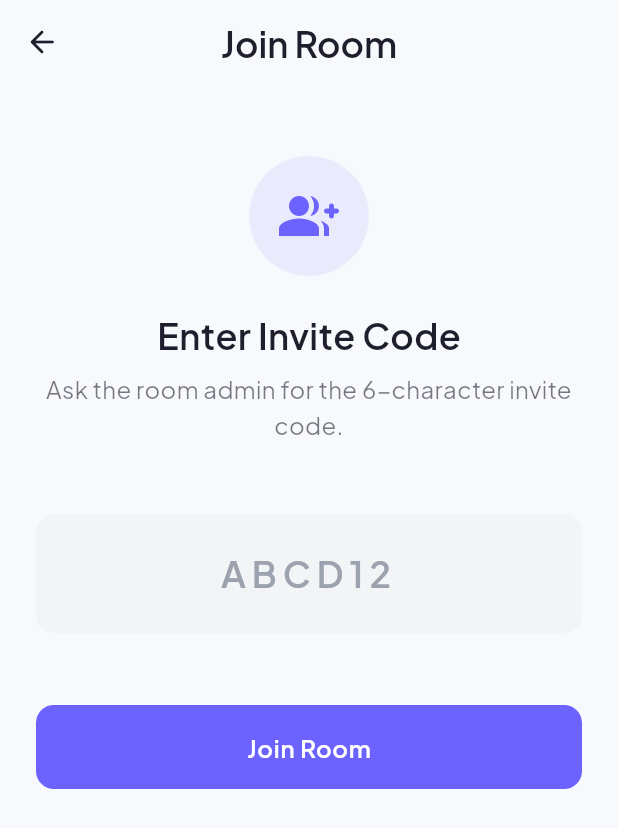
After one commit to dhruvgoel3/SquadBizz-App, a Flutter app: the _JoinRoomView screen opened directly, on a phone screen of 412 x 824 dp. The commit adds this screen. Shown: the top 828 px of the screen. Run offline on Flutter 3.47's test engine with Material 3 defaults, Android fonts, the phone set to English and light mode, and no system bars; our stand-ins replace another_flushbar, equatable, flutter_bloc, flutter_screenutil, freezed_annotation, get_it and 9 more; accounts and stored records are empty.

Commit message:
Development phase - 1

```diff
--- a/lib/core/router/app_router.dart
+++ b/lib/core/router/app_router.dart
@@ -6,7 +6,10 @@ import '../../features/auth/presentation/pages/login_page.dart';
 import '../../features/auth/presentation/pages/register_page.dart';
 import '../../features/auth/presentation/pages/otp_page.dart';
 import '../../features/home/presentation/pages/home_page.dart';
+import '../../features/dashboard/presentation/pages/main_dashboard_page.dart';
 import '../../features/home/presentation/pages/create_room_page.dart';
+import '../../features/home/presentation/pages/join_room_page.dart';
+import '../../features/room_dashboard/presentation/pages/room_dashboard_page.dart';
 
 /// Named route constants for SquadBizz.
 class AppRoutes {
@@ -66,10 +69,10 @@ final GoRouter appRouter = GoRouter(
       },
     ),
 
-    // ── Home (Rooms List) ──
+    // ── Main Dashboard (Rooms, Activity, Balances, Profile) ──
     GoRoute(
       path: AppRoutes.home,
-      builder: (context, state) => const HomePage(),
+      builder: (context, state) => const MainDashboardPage(),
     ),
 
     // ── Create Room ──
@@ -77,5 +80,21 @@ final GoRouter appRouter = GoRouter(
       path: AppRoutes.createRoom,
       builder: (context, state) => const CreateRoomPage(),
     ),
+
+    // ── Join Room ──
+    GoRoute(
+      path: AppRoutes.joinRoom,
+      builder: (context, state) => const JoinRoomPage(),
+    ),
+
+    // ── Room Dashboard ──
+    GoRoute(
+      path: AppRoutes.roomDashboard,
+      builder: (context, state) {
+        final extra = state.extra as Map<String, dynamic>? ?? {};
+        final room = extra['room'] as Map<String, dynamic>? ?? {};
+        return RoomDashboardPage(room: room);
+      },
+    ),
   ],
 );
--- a/lib/features/home/data/datasources/room_remote_datasource.dart
+++ b/lib/features/home/data/datasources/room_remote_datasource.dart
@@ -10,6 +10,7 @@ abstract class RoomRemoteDatasource {
     String? description,
     required String emoji,
   });
+  Future<Map<String, dynamic>> joinRoom(String roomCode);
   String get currentUserFirstName;
 }
 
@@ -90,6 +91,47 @@ class RoomRemoteDatasourceImpl implements RoomRemoteDatasource {
     return name.split(' ').first;
   }
 
+  @override
+  Future<Map<String, dynamic>> joinRoom(String roomCode) async {
+    final userId = _client.auth.currentUser!.id;
+    AppLogger.api('POST', 'rooms/join → $roomCode');
+
+    // 1. Find the room by code
+    final roomResult = await _client
+        .from('rooms')
+        .select()
+        .eq('room_code', roomCode.toUpperCase())
+        .maybeSingle();
+
+    if (roomResult == null) {
+      throw Exception('Room not found. Please check the code.');
+    }
+
+    final roomId = roomResult['id'] as String;
+
+    // 2. Check if already a member
+    final isMember = await _client
+        .from('room_members')
+        .select()
+        .eq('room_id', roomId)
+        .eq('user_id', userId)
+        .maybeSingle();
+
+    if (isMember != null) {
+      throw Exception('You are already a member of this room.');
+    }
+
+    // 3. Add to room_members
+    await _client.from('room_members').insert({
+      'room_id': roomId,
+      'user_id': userId,
+      'role': 'member', // Default role for joined users
+    });
+
+    AppLogger.i('User joined room: $roomId');
+    return roomResult;
+  }
+
   String _generateRoomCode() {
     const chars = 'ABCDEFGHJKLMNPQRSTUVWXYZ23456789';
     final rand = DateTime.now().microsecondsSinceEpoch;
--- a/lib/features/home/domain/repositories/room_repository.dart
+++ b/lib/features/home/domain/repositories/room_repository.dart
@@ -10,5 +10,7 @@ abstract class RoomRepository {
     required String emoji,
   });
 
+  Future<({bool success, String? roomId, String? error})> joinRoom(String roomCode);
+
   String get currentUserFirstName;
 }
--- /dev/null
+++ b/lib/features/home/domain/usecases/join_room.dart
@@ -0,0 +1,12 @@
+import '../repositories/room_repository.dart';
+
+/// Usecase for joining a room by code.
+class JoinRoom {
+  final RoomRepository _repository;
+
+  JoinRoom(this._repository);
+
+  Future<({bool success, String? roomId, String? error})> call(String roomCode) async {
+    return await _repository.joinRoom(roomCode);
+  }
+}
--- a/lib/features/home/presentation/bloc/home_bloc.dart
+++ b/lib/features/home/presentation/bloc/home_bloc.dart
@@ -4,26 +4,31 @@ import '../../../../core/utils/app_logger.dart';
 import '../../domain/repositories/room_repository.dart';
 import '../../domain/usecases/get_user_rooms.dart';
 import '../../domain/usecases/create_room.dart';
+import '../../domain/usecases/join_room.dart';
 import 'home_event.dart';
 import 'home_state.dart';
 
-/// BLoC for rooms — loading, creating, refreshing.
+/// BLoC for rooms — loading, creating, refreshing, joining.
 class HomeBloc extends Bloc<HomeEvent, HomeState> {
   final GetUserRooms _getUserRooms;
   final CreateRoom _createRoom;
+  final JoinRoom _joinRoom;
   final RoomRepository _repository;
 
   HomeBloc({
     required GetUserRooms getUserRooms,
     required CreateRoom createRoom,
+    required JoinRoom joinRoom,
     required RoomRepository repository,
   })  : _getUserRooms = getUserRooms,
         _createRoom = createRoom,
+        _joinRoom = joinRoom,
         _repository = repository,
         super(const HomeInitial()) {
     on<LoadRoomsEvent>(_onLoadRooms);
     on<RefreshRoomsEvent>(_onRefreshRooms);
     on<CreateRoomEvent>(_onCreateRoom);
+    on<JoinRoomEvent>(_onJoinRoom);
   }
 
   Future<void> _onLoadRooms(
@@ -89,4 +94,25 @@ class HomeBloc extends Bloc<HomeEvent, HomeState> {
       emit(RoomCreateError(e.toString()));
     }
   }
+
+  Future<void> _onJoinRoom(
+    JoinRoomEvent event,
+    Emitter<HomeState> emit,
+  ) async {
+    AppLogger.bloc('HomeBloc', 'JoinRoom → ${event.roomCode}');
+    emit(const RoomJoining());
+    try {
+      final result = await _joinRoom(event.roomCode);
+      if (result.success) {
+        AppLogger.i('Room joined: ${result.roomId}');
+        emit(RoomJoined(result.roomId!));
+      } else {
+        AppLogger.w('Room join failed: ${result.error}');
+        emit(RoomJoinError(result.error ?? 'Failed to join room.'));
+      }
+    } catch (e, st) {
+      AppLogger.e('Room join exception', error: e, stackTrace: st);
+      emit(RoomJoinError(e.toString()));
+    }
+  }
 }
--- a/lib/features/home/presentation/bloc/home_event.dart
+++ b/lib/features/home/presentation/bloc/home_event.dart
@@ -28,3 +28,12 @@ class CreateRoomEvent extends HomeEvent {
   @override
   List<Object?> get props => [name, description, emoji];
 }
+
+class JoinRoomEvent extends HomeEvent {
+  final String roomCode;
+
+  const JoinRoomEvent(this.roomCode);
+
+  @override
+  List<Object?> get props => [roomCode];
+}
--- a/lib/features/home/presentation/bloc/home_state.dart
+++ b/lib/features/home/presentation/bloc/home_state.dart
@@ -53,3 +53,23 @@ class RoomCreateError extends HomeState {
 class RoomCreating extends HomeState {
   const RoomCreating();
 }
+
+class RoomJoined extends HomeState {
+  final String roomId;
+  const RoomJoined(this.roomId);
+
+  @override
+  List<Object?> get props => [roomId];
+}
+
+class RoomJoinError extends HomeState {
+  final String message;
+  const RoomJoinError(this.message);
+
+  @override
+  List<Object?> get props => [message];
+}
+
+class RoomJoining extends HomeState {
+  const RoomJoining();
+}
--- /dev/null
+++ b/lib/features/home/presentation/pages/join_room_page.dart
@@ -0,0 +1,189 @@
+import 'package:flutter/material.dart';
+import 'package:flutter_bloc/flutter_bloc.dart';
+import 'package:go_router/go_router.dart';
+
+import '../../../../core/constants/app_constants.dart';
+import '../../../../core/theme/app_colors.dart';
+import '../../../../core/theme/app_text_styles.dart';
+import '../../../../core/utils/app_snackbar.dart';
+import '../../../../core/widgets/custom_button.dart';
+import '../../../../injection.dart';
+import '../bloc/home_bloc.dart';
+import '../bloc/home_event.dart';
+import '../bloc/home_state.dart';
+
+/// Join Room page — enter 6-character alphanumeric code.
+class JoinRoomPage extends StatelessWidget {
+  const JoinRoomPage({super.key});
+
+  @override
+  Widget build(BuildContext context) {
+    return BlocProvider(
+      create: (_) => sl<HomeBloc>(),
+      child: const _JoinRoomView(),
+    );
+  }
+}
+
+class _JoinRoomView extends StatefulWidget {
+  const _JoinRoomView();
+
+  @override
+  State<_JoinRoomView> createState() => _JoinRoomViewState();
+}
+
+class _JoinRoomViewState extends State<_JoinRoomView> {
+  final _codeController = TextEditingController();
+  String? _codeError;
+
+  @override
+  void dispose() {
+    _codeController.dispose();
+    super.dispose();
+  }
+
+  void _onJoinPressed() {
+    final code = _codeController.text.trim().toUpperCase();
+    if (code.isEmpty) {
+      setState(() => _codeError = 'Please enter a room code');
+      return;
+    }
+    if (code.length != AppConstants.roomCodeLength) {
+      setState(() =>
+          _codeError = 'Room code must be ${AppConstants.roomCodeLength} characters');
+      return;
+    }
+    setState(() => _codeError = null);
+
+    context.read<HomeBloc>().add(JoinRoomEvent(code));
+  }
+
+  @override
+  Widget build(BuildContext context) {
+    final isDark = Theme.of(context).brightness == Brightness.dark;
+
+    return BlocListener<HomeBloc, HomeState>(
+      listener: (context, state) {
+        if (state is RoomJoined) {
+          AppSnackbar.success(context, message: 'Successfully joined room!');
+          // Pop the current page to return to home, where it will refresh automatically
+          context.pop(true);
+        } else if (state is RoomJoinError) {
+          AppSnackbar.error(context, message: state.message);
+        }
+      },
+      child: Scaffold(
+        backgroundColor: Theme.of(context).scaffoldBackgroundColor,
+        appBar: AppBar(
+          title: Text(
+            'Join Room',
+            style: AppTextStyles.heading2.copyWith(
+              color: Theme.of(context).colorScheme.onSurface,
+            ),
+          ),
+          backgroundColor: Theme.of(context).scaffoldBackgroundColor,
+          elevation: 0,
+          leading: IconButton(
+            icon: Icon(
+              Icons.arrow_back_rounded,
+              color: Theme.of(context).colorScheme.onSurface,
+            ),
+            onPressed: () => context.pop(),
+          ),
+        ),
+        body: SingleChildScrollView(
+          padding: const EdgeInsets.symmetric(
+            horizontal: AppConstants.screenPaddingH,
+            vertical: AppConstants.screenPaddingV,
+          ),
+          child: Column(
+            crossAxisAlignment: CrossAxisAlignment.center,
+            children: [
+              const SizedBox(height: AppConstants.spacingXl),
+
+              // ── Icon ──
+              Container(
+                width: 80,
+                height: 80,
+                decoration: BoxDecoration(
+                  color: AppColors.primary.withValues(alpha: 0.1),
+                  shape: BoxShape.circle,
+                ),
+                child: const Icon(
+                  Icons.group_add_rounded,
+                  size: 40,
+                  color: AppColors.primary,
+                ),
+              ),
+              const SizedBox(height: AppConstants.spacingLg),
+
+              Text(
+                'Enter Invite Code',
+                style: AppTextStyles.heading2.copyWith(
+                  color: Theme.of(context).colorScheme.onSurface,
+                ),
+              ),
+              const SizedBox(height: AppConstants.spacingSm),
+              Text(
+                'Ask the room admin for the ${AppConstants.roomCodeLength}-character invite code.',
+                textAlign: TextAlign.center,
+                style: AppTextStyles.subtitle.copyWith(
+                  color: Theme.of(context)
+                      .colorScheme
+                      .onSurface
+                      .withValues(alpha: 0.6),
+                ),
+              ),
+              const SizedBox(height: AppConstants.spacingXxl),
+
+              // ── Code Input ──
+              TextFormField(
+                controller: _codeController,
+                maxLength: AppConstants.roomCodeLength,
+                textCapitalization: TextCapitalization.characters,
+                onChanged: (v) {
+                  if (v.trim().isNotEmpty) setState(() => _codeError = null);
+                },
+                style: AppTextStyles.heading2.copyWith(
+                  color: AppColors.primary,
+                  letterSpacing: 4,
+                ),
+                textAlign: TextAlign.center,
+                decoration: InputDecoration(
+                  hintText: 'ABCD12',
+                  hintStyle: AppTextStyles.heading2.copyWith(
+                    color: AppColors.grey400,
+                    letterSpacing: 4,
+                  ),
+                  errorText: _codeError,
+                  counterText: '',
+                  filled: true,
+                  fillColor: isDark ? AppColors.surfaceVariantDark : AppColors.grey100,
+                  border: OutlineInputBorder(
+                    borderRadius: BorderRadius.circular(AppConstants.borderRadiusLg),
+                    borderSide: BorderSide.none,
+                  ),
+                  contentPadding: const EdgeInsets.symmetric(
+                    vertical: AppConstants.spacingLg,
+                  ),
+                ),
+              ),
+              const SizedBox(height: AppConstants.spacingXxl),
+
+              // ── Join Button ──
+              BlocBuilder<HomeBloc, HomeState>(
+                builder: (context, state) {
+                  return CustomButton(
+                    label: 'Join Room',
+                    isLoading: state is RoomJoining,
+                    onTap: _onJoinPressed,
+                  );
+                },
+              ),
+            ],
+          ),
+        ),
+      ),
+    );
+  }
+}
--- a/lib/injection.dart
+++ b/lib/injection.dart
@@ -18,6 +18,7 @@ import 'features/home/data/repositories/room_repository_impl.dart';
 import 'features/home/domain/repositories/room_repository.dart';
 import 'features/home/domain/usecases/get_user_rooms.dart';
 import 'features/home/domain/usecases/create_room.dart';
+import 'features/home/domain/usecases/join_room.dart';
 import 'features/home/presentation/bloc/home_bloc.dart';
 
 final sl = GetIt.instance;
@@ -70,11 +71,13 @@ Future<void> initDependencies() async {
   // Use cases
   sl.registerLazySingleton(() => GetUserRooms(sl()));
   sl.registerLazySingleton(() => CreateRoom(sl()));
+  sl.registerLazySingleton(() => JoinRoom(sl()));
 
   // BLoC
   sl.registerFactory(() => HomeBloc(
         getUserRooms: sl(),
         createRoom: sl(),
+        joinRoom: sl(),
         repository: sl(),
       ));
 }
```
Also changed, not shown: lib/features/dashboard/presentation/pages/main_dashboard_page.dart (added, +123 -0 lines), lib/features/home/data/repositories/room_repository_impl.dart (+15 -0 lines), lib/features/home/presentation/pages/home_page.dart (+6 -3 lines), lib/features/room_dashboard/presentation/pages/room_dashboard_page.dart (added, +140 -0 lines).
